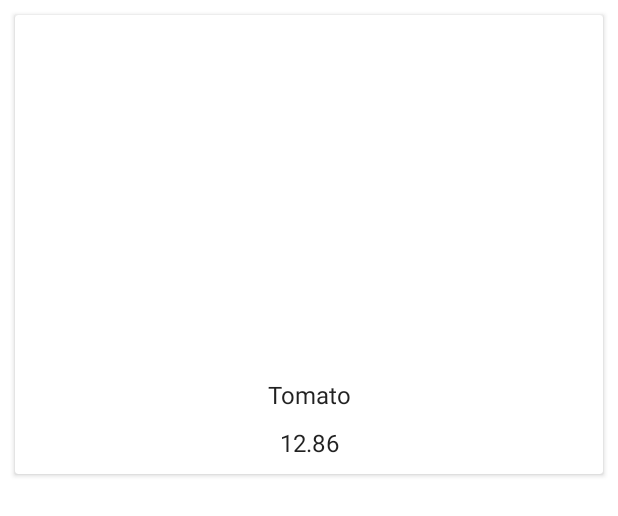
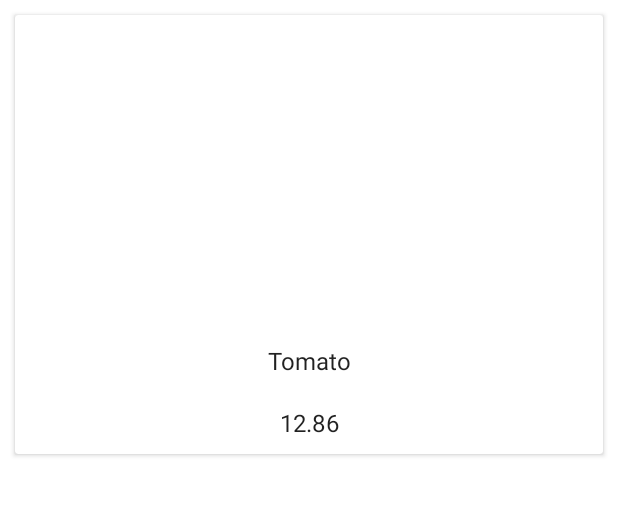
Before and after one commit to niharika2810/MovieTray, an Android app: the layout list_item_top_rated_movies.xml on its own in the app's theme, with its tools: preview values and no code run, on a phone screen of 412 x 824 dp. Shown: the top 516 px of the screen. Run offline under Robolectric (Android 15) with nearby library versions, the phone set to English and light mode, and no system bars.

Commit message:
UI fix in Top rated Adapter

```diff
--- a/app/src/main/res/layout/list_item_top_rated_movies.xml
+++ b/app/src/main/res/layout/list_item_top_rated_movies.xml
@@ -49,10 +49,12 @@
                 android:layout_marginTop="10dp"
                 android:layout_marginBottom="10dp"
                 android:gravity="center"
+                android:lines="2"
+                android:ellipsize="end"
                 android:text="@{movie.title}"
                 android:textAppearance="?attr/textAppearanceListItem"
                 android:transitionName="title"
-                app:layout_constraintBottom_toBottomOf="parent"
+                app:layout_constraintBottom_toTopOf="@id/movie_popularity"
                 app:layout_constraintEnd_toEndOf="parent"
                 app:layout_constraintStart_toStartOf="parent"
                 app:layout_constraintTop_toBottomOf="@id/item_image"
@@ -71,7 +73,6 @@
                 app:layout_constraintBottom_toBottomOf="parent"
                 app:layout_constraintEnd_toEndOf="parent"
                 app:layout_constraintStart_toStartOf="parent"
-                app:layout_constraintTop_toBottomOf="@id/movie_title"
                 tools:text="12.86" />
 
         </androidx.constraintlayout.widget.ConstraintLayout>
```
